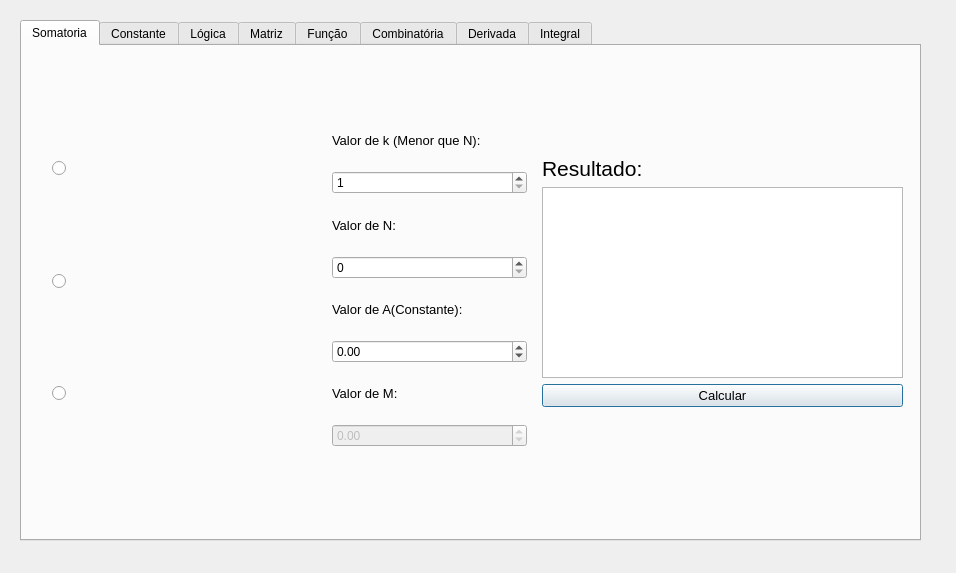
Above: CalculadoraCapivara.ui from oleovinicius/calculadoraCapivara before the change. Below: the same form after it.
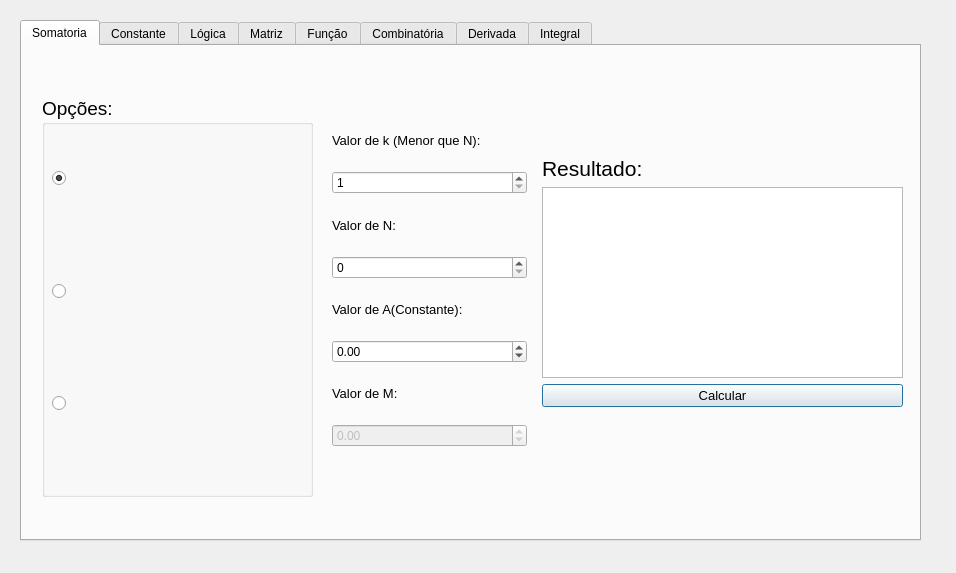
That is the form after the change. Icons and pictures are not drawn.

Commit message: Alterações gerais, e adição de arquivo py de ui

The edit to the form file:
```diff
--- a/CalculadoraCapivara.ui
+++ b/CalculadoraCapivara.ui
@@ -45,81 +45,6 @@
     <attribute name="title">
      <string>Somatoria</string>
     </attribute>
-    <widget class="QWidget" name="verticalLayoutWidget">
-     <property name="geometry">
-      <rect>
-       <x>30</x>
-       <y>70</y>
-       <width>251</width>
-       <height>331</height>
-      </rect>
-     </property>
-     <layout class="QVBoxLayout" name="verticalLayout">
-      <item>
-       <layout class="QHBoxLayout" name="horizontalLayout">
-        <item>
-         <widget class="QRadioButton" name="rbSomatoria1">
-          <property name="text">
-           <string/>
-          </property>
-         </widget>
-        </item>
-        <item>
-         <widget class="QLabel" name="lbImgSomatoria1">
-          <property name="text">
-           <string/>
-          </property>
-          <property name="pixmap">
-           <pixmap>Images/Somatoria1.PNG</pixmap>
-          </property>
-         </widget>
-        </item>
-       </layout>
-      </item>
-      <item>
-       <layout class="QHBoxLayout" name="horizontalLayout_2">
-        <item>
-         <widget class="QRadioButton" name="rbSomatoria2">
-          <property name="text">
-           <string/>
-          </property>
-         </widget>
-        </item>
-        <item>
-         <widget class="QLabel" name="lbImgSomatoria2">
-          <property name="text">
-           <string/>
-          </property>
-          <property name="pixmap">
-           <pixmap>Images/Somatoria2.PNG</pixmap>
-          </property>
-         </widget>
-        </item>
-       </layout>
-      </item>
-      <item>
-       <layout class="QHBoxLayout" name="horizontalLayout_3">
-        <item>
-         <widget class="QRadioButton" name="rbSomatoria3">
-          <property name="text">
-           <string/>
-          </property>
-         </widget>
-        </item>
-        <item>
-         <widget class="QLabel" name="lbImgSomatoria3">
-          <property name="text">
-           <string/>
-          </property>
-          <property name="pixmap">
-           <pixmap>Images/Somatoria3.PNG</pixmap>
-          </property>
-         </widget>
-        </item>
-       </layout>
-      </item>
-     </layout>
-    </widget>
     <widget class="QWidget" name="verticalLayoutWidget_2">
      <property name="geometry">
       <rect>
@@ -272,6 +197,102 @@
       </item>
      </layout>
     </widget>
+    <widget class="QGroupBox" name="GBOpcSomatoria">
+     <property name="geometry">
+      <rect>
+       <x>20</x>
+       <y>50</y>
+       <width>271</width>
+       <height>401</height>
+      </rect>
+     </property>
+     <property name="font">
+      <font>
+       <pointsize>14</pointsize>
+      </font>
+     </property>
+     <property name="title">
+      <string>Opções:</string>
+     </property>
+     <widget class="QWidget" name="verticalLayoutWidget">
+      <property name="geometry">
+       <rect>
+        <x>10</x>
+        <y>30</y>
+        <width>251</width>
+        <height>331</height>
+       </rect>
+      </property>
+      <layout class="QVBoxLayout" name="verticalLayout">
+       <item>
+        <layout class="QHBoxLayout" name="horizontalLayout">
+         <item>
+          <widget class="QRadioButton" name="rbSomatoria1">
+           <property name="text">
+            <string/>
+           </property>
+           <property name="checked">
+            <bool>true</bool>
+           </property>
+          </widget>
+         </item>
+         <item>
+          <widget class="QLabel" name="lbImgSomatoria1">
+           <property name="text">
+            <string/>
+           </property>
+           <property name="pixmap">
+            <pixmap>Images/Somatoria1.PNG</pixmap>
+           </property>
+          </widget>
+         </item>
+        </layout>
+       </item>
+       <item>
+        <layout class="QHBoxLayout" name="horizontalLayout_2">
+         <item>
+          <widget class="QRadioButton" name="rbSomatoria2">
+           <property name="text">
+            <string/>
+           </property>
+          </widget>
+         </item>
+         <item>
+          <widget class="QLabel" name="lbImgSomatoria2">
+           <property name="text">
+            <string/>
+           </property>
+           <property name="pixmap">
+            <pixmap>Images/Somatoria2.PNG</pixmap>
+           </property>
+          </widget>
+         </item>
+        </layout>
+       </item>
+       <item>
+        <layout class="QHBoxLayout" name="horizontalLayout_3">
+         <item>
+          <widget class="QRadioButton" name="rbSomatoria3">
+           <property name="text">
+            <string/>
+           </property>
+          </widget>
+         </item>
+         <item>
+          <widget class="QLabel" name="lbImgSomatoria3">
+           <property name="text">
+            <string/>
+           </property>
+           <property name="pixmap">
+            <pixmap>Images/Somatoria3.PNG</pixmap>
+           </property>
+          </widget>
+         </item>
+        </layout>
+       </item>
+      </layout>
+     </widget>
+    </widget>
    </widget>
    <widget class="QWidget" name="tabConstante">
     <attribute name="title">
```
Left out of the diff: 63 changed lines with no effect on the pictures. The commit also changes 2 other files.
